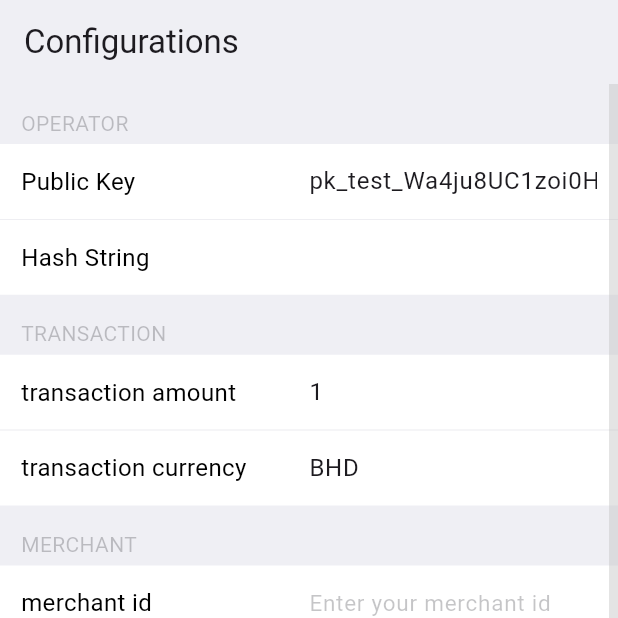
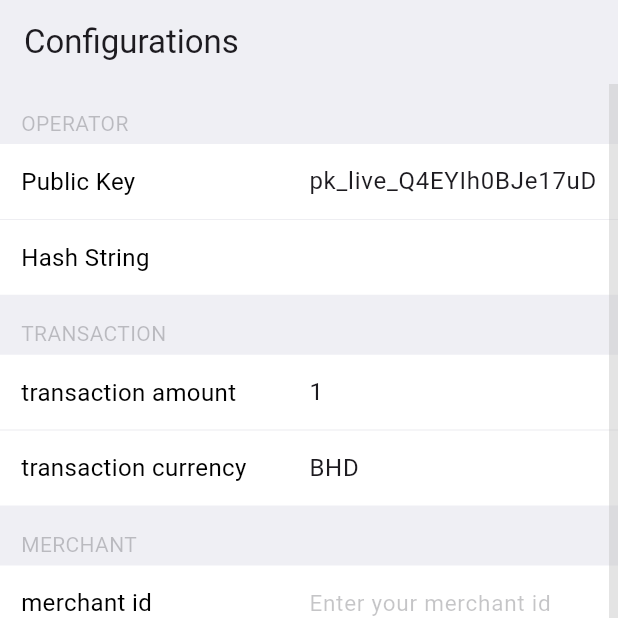
Before and after one commit to Tap-Payments/BenefitPay-Flutter, a Flutter app: the screen it shows after launch, on a phone screen of 412 x 824 dp, the top half of it. Run offline on Flutter 3.47's test engine with Material 3 defaults, Android fonts, the phone set to English and light mode, and no system bars; our stand-ins replace plugin_platform_interface.

```diff
--- a/example/lib/src/benefit_pay_screen.dart
+++ b/example/lib/src/benefit_pay_screen.dart
@@ -63,7 +63,9 @@ class _BenefitPayScreenState extends State<BenefitPayScreen> {
               sdkResponse = error ?? "";
             });
           },
-          onClick: () {},
+          onClick: () {
+
+          },
           onOrderCreated: (String? value) {
             developer.log(">ON ORDER CREATED >>>> $value");
             setState(() {
--- a/example/lib/src/config_settings_screen.dart
+++ b/example/lib/src/config_settings_screen.dart
@@ -1,4 +1,7 @@
+import 'dart:convert';
+
 import 'package:benefit_pay_flutter_example/src/src.dart';
+import 'package:crypto/crypto.dart';
 import 'package:flutter/cupertino.dart';
 import 'package:flutter/material.dart';
 
@@ -13,7 +16,8 @@ class _ConfigSettingsScreenState extends State<ConfigSettingsScreen> {
   /// Text Form Fields
   /// Variable Declaration
   TextEditingController publicKeyController = TextEditingController(
-    text: "pk_test_Wa4ju8UC1zoi0HhST9yO3M6n",
+    text:
+        "pk_live_Q4EYIh0BJe17uDwtGV2CsT8X", // "pk_test_Wa4ju8UC1zoi0HhST9yO3M6n",
   );
   TextEditingController hashStringKeyController = TextEditingController(
     text: "",
@@ -103,6 +107,31 @@ class _ConfigSettingsScreenState extends State<ConfigSettingsScreen> {
         ).toList(),
       ),
     );
+  }
+
+  String generateTapHashString(
+    String publicKey,
+    String secretKey,
+    double amount,
+    String currency, {
+    String postUrl = "",
+    String transactionReference = "",
+  }) {
+    // Let us generate our encryption key
+    var key = utf8.encode(secretKey);
+    // For amounts, you will need to make sure they are formatted in a way to have     the correct number of decimal points. For BHD we need them to have 3 decimal points
+    var formattedAmount = amount.toStringAsFixed(2);
+    // Let us format the string that we will hash
+    var toBeHashed = 'x_publickey$publicKey'
+        'x_amount$formattedAmount'
+        'x_currency$currency'
+        'x_transaction$transactionReference'
+        'x_post$postUrl';
+    // let us generate the hash string now using the HMAC SHA256 algorithm
+    var hmacSha256 = Hmac(sha256, key);
+    var signature = hmacSha256.convert(utf8.encode(toBeHashed));
+    var hashedString = signature.toString();
+    return hashedString;
   }
 
   @override
--- a/example/pubspec.yaml
+++ b/example/pubspec.yaml
@@ -28,6 +28,7 @@ dependencies:
   # The following adds the Cupertino Icons font to your application.
   # Use with the CupertinoIcons class for iOS style icons.
   cupertino_icons: ^1.0.6
+  crypto: any
 
 dev_dependencies:
   integration_test:
```
Also changed, not shown: example/pubspec.lock, 5 other files.
